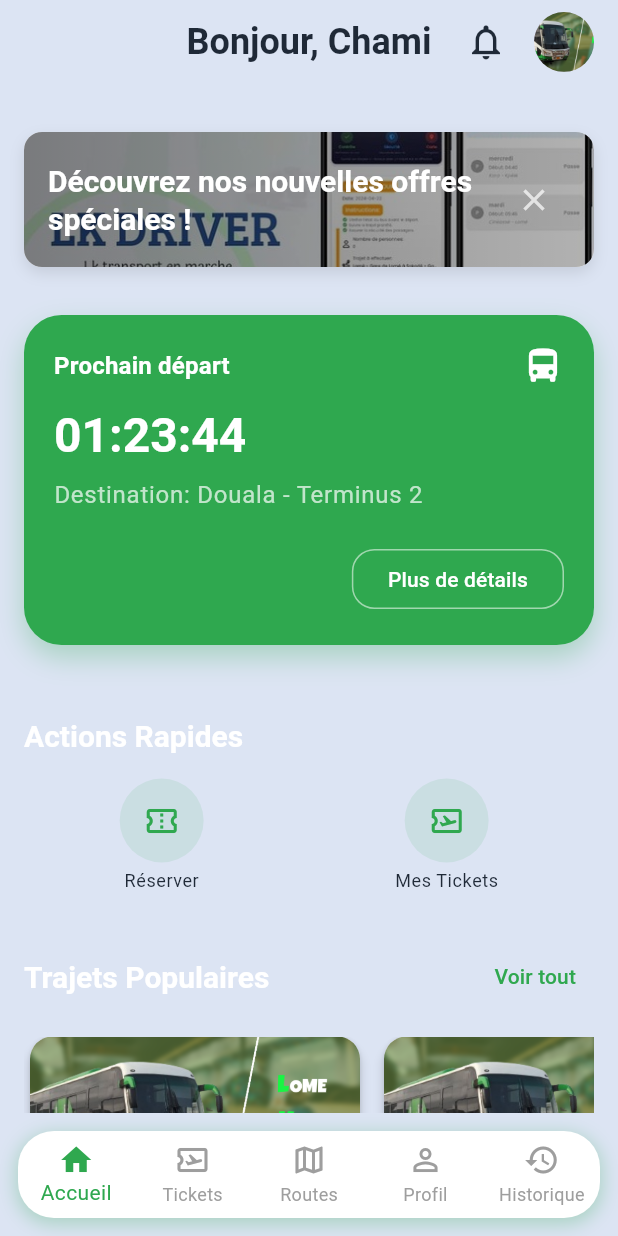
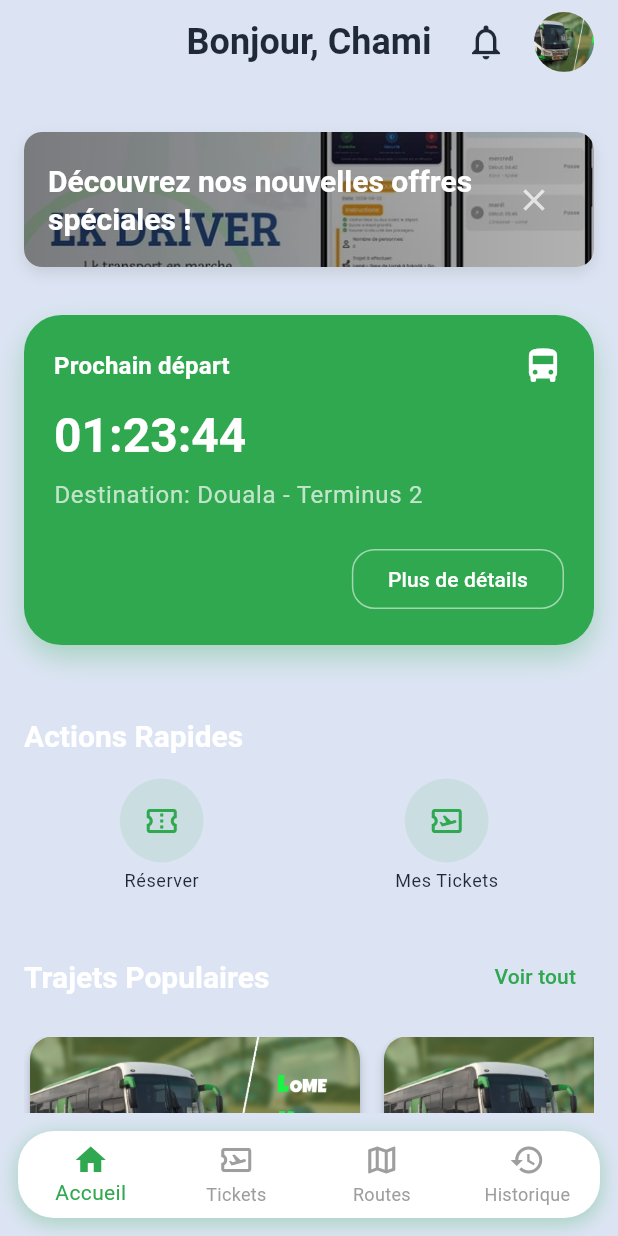
Before and after one commit to Donchaminade/lktrans, a Flutter app: the HomeScreen screen opened by its route, on a phone screen of 412 x 824 dp. Run offline on Flutter 3.47's test engine with Material 3 defaults, Android fonts, the phone set to English and light mode, and no system bars; our stand-ins replace dotted_line, go_router, qr_flutter.

Commit message:
Remove profile navigation from main shell and update home screen to navigate to profile on avatar tap

```diff
--- a/lib/core/widgets/main_shell.dart
+++ b/lib/core/widgets/main_shell.dart
@@ -22,11 +22,8 @@ class _MainShellState extends State<MainShell> {
     if (location.startsWith('/routes')) {
       return 2;
     }
-    if (location.startsWith('/profile')) { // Added profile
+    if (location.startsWith('/history')) {
       return 3;
-    }
-    if (location.startsWith('/history')) {
-      return 4;
     }
     return 0;
   }
@@ -43,9 +40,6 @@ class _MainShellState extends State<MainShell> {
         context.go('/routes');
         break;
       case 3:
-        context.go('/profile'); // Added profile
-        break;
-      case 4:
         context.go('/history');
         break;
     }
@@ -95,11 +89,6 @@ class _MainShellState extends State<MainShell> {
                 label: 'Routes',
               ),
               BottomNavigationBarItem(
-                icon: Icon(Icons.person_outline), // Added profile
-                activeIcon: Icon(Icons.person),
-                label: 'Profil',
-              ),
-              BottomNavigationBarItem(
                 icon: Icon(Icons.history_outlined),
                 activeIcon: Icon(Icons.history),
                 label: 'Historique',
--- a/lib/features/home/presentation/screens/home_screen.dart
+++ b/lib/features/home/presentation/screens/home_screen.dart
@@ -63,11 +63,16 @@ class _HomeScreenState extends State<HomeScreen> {
             icon: const Icon(Icons.notifications_outlined, color: AppColors.textPrimary, size: 28),
           ),
           const SizedBox(width: 8),
-          const Padding(
-            padding: EdgeInsets.only(right: 16.0),
-            child: CircleAvatar(
-              radius: 20,
-              backgroundImage: AssetImage('assets/images/bus_sample.jpg'), // Placeholder image
+          InkWell(
+            onTap: () {
+              context.push('/profile');
+            },
+            child: const Padding(
+              padding: EdgeInsets.only(right: 16.0),
+              child: CircleAvatar(
+                radius: 20,
+                backgroundImage: AssetImage('assets/images/bus_sample.jpg'), // Placeholder image
+              ),
             ),
           ),
         ],
```
